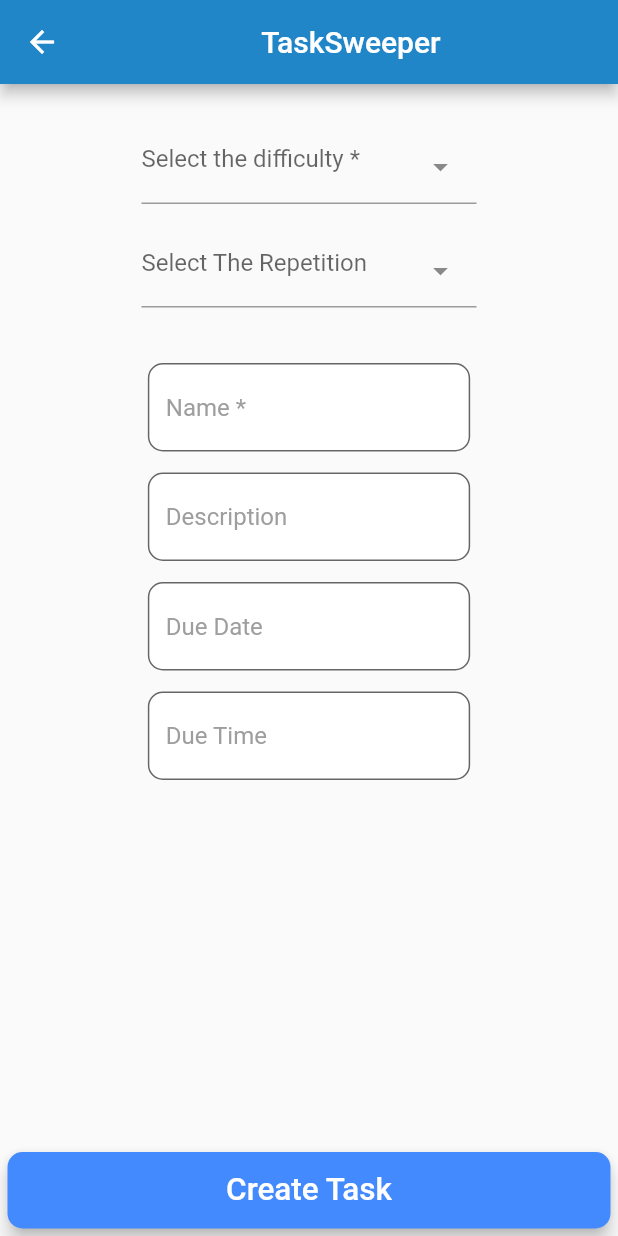
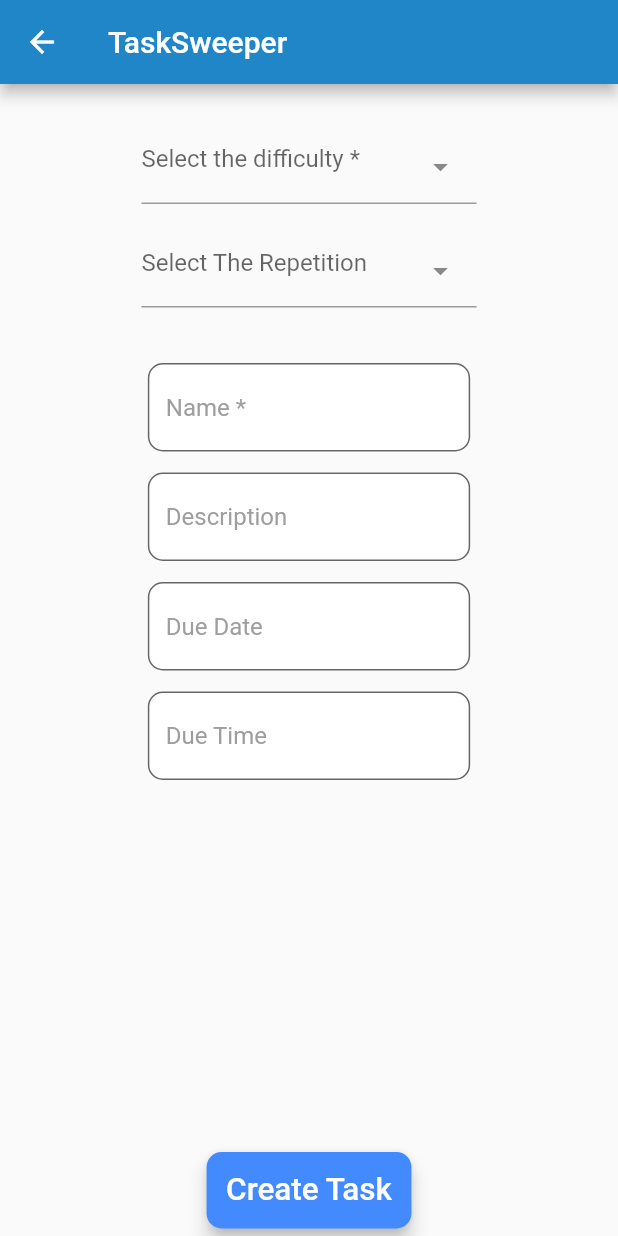
Before and after one commit to Filipe3xF/Tasksweeper, a Flutter app: the TaskCreationScreen screen opened directly with empty values, on a phone screen of 412 x 824 dp. Run offline on Flutter 3.47's test engine with Material 2 defaults, Android fonts, the light colour scheme and no system bars; drawn by our look-alikes of select_form_field; our stand-ins replace flutter_local_notifications, percent_indicator, timezone.

Commit message:
Fix notifications in iOS
Fix center of creation task top text and button

```diff
--- a/tskswp_client/lib/screens/task_creation_screen.dart
+++ b/tskswp_client/lib/screens/task_creation_screen.dart
@@ -1,10 +1,10 @@
 import 'dart:convert';
 
 import 'package:flutter/material.dart';
+import 'package:intl/intl.dart';
+import 'package:select_form_field/select_form_field.dart';
 import 'package:tskswp_client/components/regular_button.dart';
 import 'package:tskswp_client/components/standard_text_field.dart';
-import 'package:select_form_field/select_form_field.dart';
-import 'package:intl/intl.dart';
 import 'package:tskswp_client/services/http_requests/task_requests/task_request_handler.dart';
 
 import '../constants.dart';
@@ -48,10 +48,9 @@
   ];
 
   void createTask() async {
-    Map<String,dynamic> body = {};
+    Map<String, dynamic> body = {};
 
-
-    if(name == null || name == '' || difficulty == null){
+    if (name == null || name == '' || difficulty == null) {
       setState(() {
         error = 'Both name and difficulty must be filled!';
       });
@@ -64,32 +63,32 @@
     if (dueDate != null && dueTime != null) {
       List<String> date = dateFormatter.format(dueDate!).split('-');
 
-      DateTime dueTimeDate = DateTime(0,0,0, dueTime!.hour, dueTime!.minute);
+      DateTime dueTimeDate = DateTime(0, 0, 0, dueTime!.hour, dueTime!.minute);
       List<String> time = timeFormatter.format(dueTimeDate).split('-');
 
       body['dueDate'] = {'day': date[0], 'month': date[1], 'year': date[2]};
       body['dueTime'] = {'hour': time[0], 'minute': time[1], 'second': '00'};
-    }
-    else{
-      if(dueDate != null || dueTime != null){
+    } else {
+      if (dueDate != null || dueTime != null) {
         setState(() {
-          error = 'Both DueDate and DueTime forms must be filled in order to establish a valid DueDate!';
+          error =
+              'Both DueDate and DueTime forms must be filled in order to establish a valid DueDate!';
         });
         return;
       }
     }
 
-    if(repetition != null){
+    if (repetition != null) {
       body['repetition'] = repetition;
     }
 
-    if(description != null){
+    if (description != null) {
       body['description'] = description;
     }
 
     var response = await TaskHandler.createNewTask(jwt, body);
 
-    if(response.contains('error')){
+    if (response.contains('error')) {
       setState(() {
         error = jsonDecode(response)['error'];
       });
@@ -186,10 +185,8 @@
   @override
   Widget build(BuildContext context) {
     return Scaffold(
-      appBar:
-          AppBar(backgroundColor: kAppBarColor, title: Center(child: kTitle)),
+      appBar: AppBar(backgroundColor: kAppBarColor, title: kTitle),
       body: SafeArea(
-          child: SingleChildScrollView(
           child: Column(
         mainAxisAlignment: MainAxisAlignment.center,
         children: [
@@ -219,13 +216,13 @@
           _createPickerTextField(
               _defineDueDate, _defineDueDateMainText, 'Due Date'),
           _createPickerTextField(
-                _defineDueTime, _defineDueTimeMainText, 'Due Time')
+              _defineDueTime, _defineDueTimeMainText, 'Due Time'),
+          Expanded(
+            child: Container(),
+          ),
+          RegularButton(onTap: createTask, buttonTitle: 'Create Task')
         ],
-        ),
       )),
-      bottomNavigationBar: RegularButton(
-          onTap: createTask,
-          buttonTitle: 'Create Task'),
     );
   }
 }
--- a/tskswp_client/pubspec.yaml
+++ b/tskswp_client/pubspec.yaml
@@ -15,7 +15,7 @@
 # In iOS, build-name is used as CFBundleShortVersionString while build-number used as CFBundleVersion.
 # Read more about iOS versioning at
 # https://developer.apple.com/library/archive/documentation/General/Reference/InfoPlistKeyReference/Articles/CoreFoundationKeys.html
-version: 1.8.0+1
+version: 1.9.0
 
 
 environment:
```
Also changed, not shown: tskswp_client/lib/services/notifications/notification_service.dart (+18 -27 lines), tskswp_client/pubspec.lock, 8 other files. Lines whose indentation alone changed are shown as unchanged.
